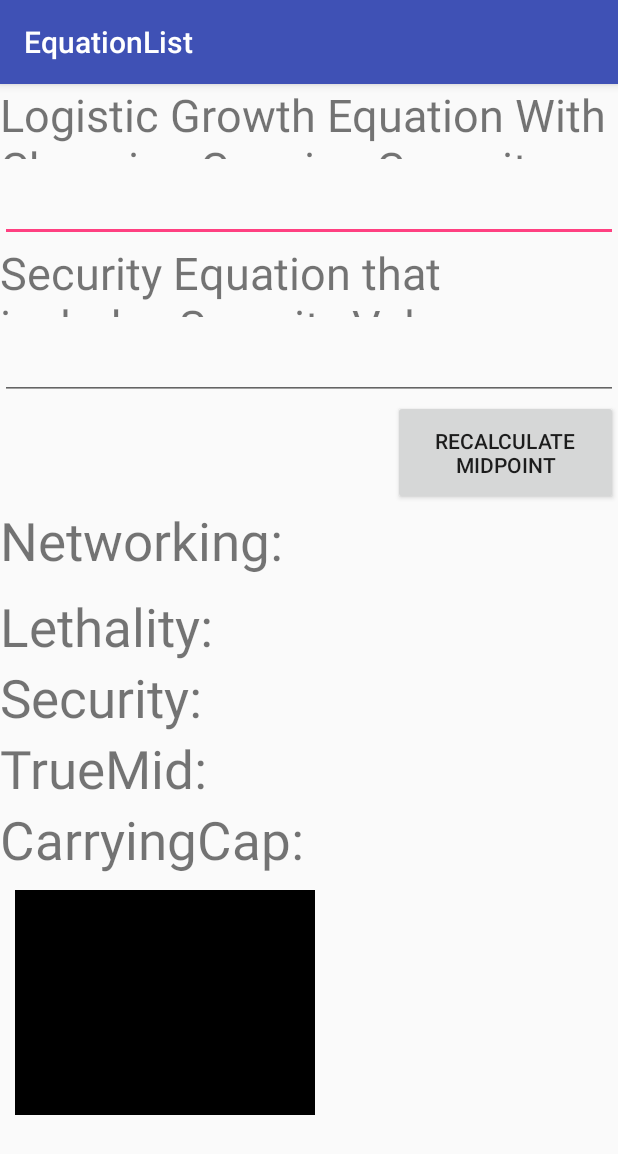
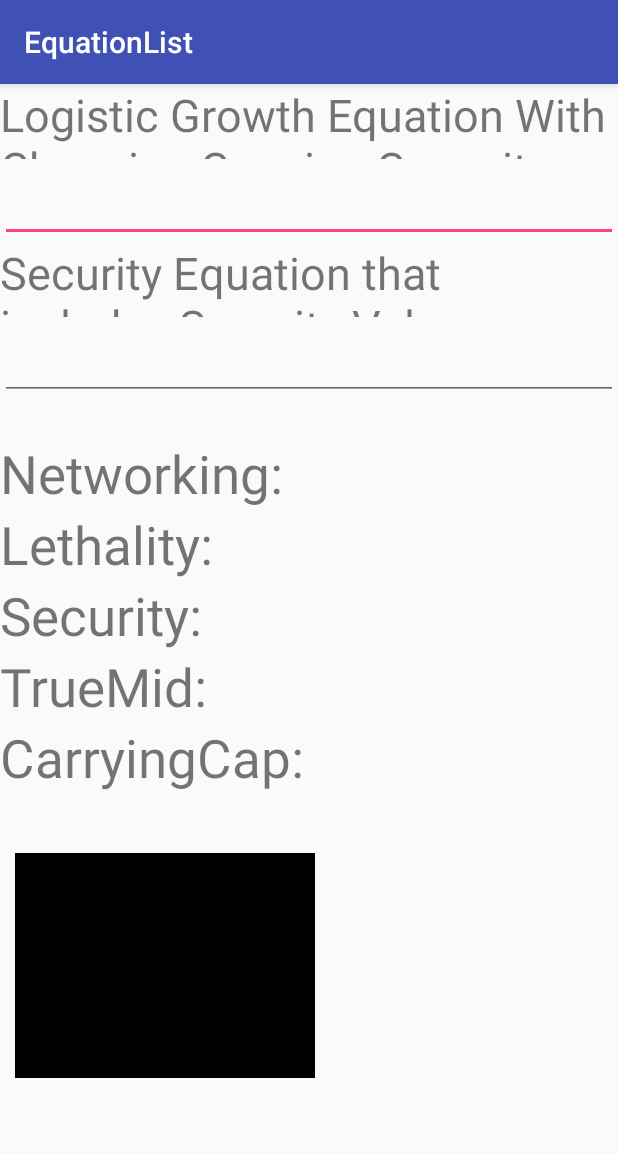
Before and after one commit to SHS-SpecialTopics/hacktheplanet, an Android app: the EquationList screen opened directly, with no data from a screen before it, on a phone screen of 412 x 824 dp. Shown: the top 1154 px of the screen. Run offline under Robolectric (Android 15) with nearby library versions, the phone set to English and light mode, and no system bars; 3 statements that could not run were skipped.

Commit message:
David 6/3/2016

```diff
--- a/app/src/main/res/layout/equation_list.xml
+++ b/app/src/main/res/layout/equation_list.xml
@@ -16,7 +16,7 @@
         android:id="@+id/LogGrowthEdit"
         android:layout_width="match_parent"
         android:layout_height="55dp"
-        android:text="Insert Shit Here"
+        android:text="Insert Here"
         android:textSize="30sp"/>
 
     <TextView
@@ -30,16 +30,16 @@
         android:id="@+id/SecurityEdit"
         android:layout_width="match_parent"
         android:layout_height="55dp"
-        android:text="Insert Shit Here"
+        android:text="Insert Here"
         android:textSize="30sp"/>
 
 
-    <Button
-        android:layout_width="150dp"
-        android:layout_height="70dp"
-        android:text="Recalculate Midpoint"
-        android:layout_gravity="right"
-        android:onClick="reCalcMid"/>
+    <!--<Button-->
+        <!--android:layout_width="150dp"-->
+        <!--android:layout_height="70dp"-->
+        <!--android:text="Recalculate Midpoint"-->
+        <!--android:layout_gravity="right"-->
+        <!--android:onClick="reCalcMid"/>-->
 
     <TextView
         android:layout_width="wrap_content"
@@ -47,7 +47,9 @@
         android:text="Networking:"
         android:id="@+id/NetworkingCoeff"
         android:textSize="35sp"
-        android:layout_marginBottom="10dp"/>
+        android:layout_marginTop="25dp"/>
+    <!--android:layout_marginBottom="10dp"-->
+
 
     <TextView
         android:layout_width="wrap_content"
@@ -86,7 +88,7 @@
         android:textColor="#FFFFFF"
         android:text="Time"
         android:textSize="30sp"
-        android:layout_marginTop="10dp"
+        android:layout_marginTop="40dp"
         android:gravity="center"
         android:layout_marginLeft="10dp"/>
 
```
Also changed, not shown: app/src/main/java/android/realmtest/com/realmtest/Game.java (+51 -0 lines), app/src/main/java/android/realmtest/com/realmtest/MainActivity.java (+83 -44 lines).
